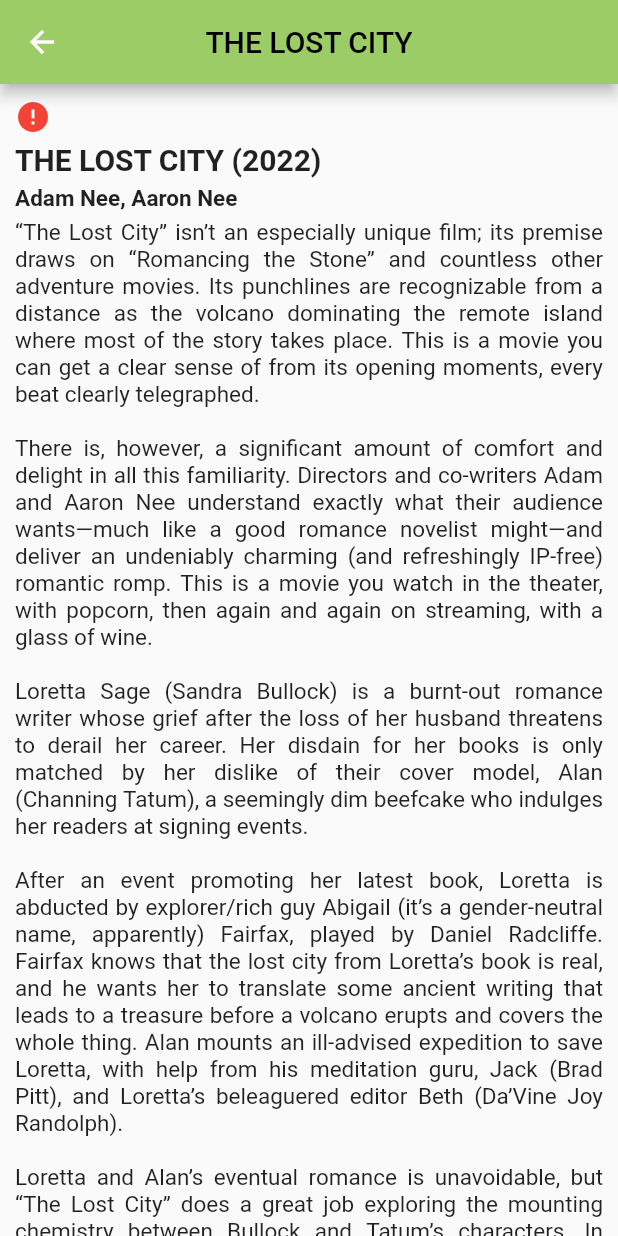
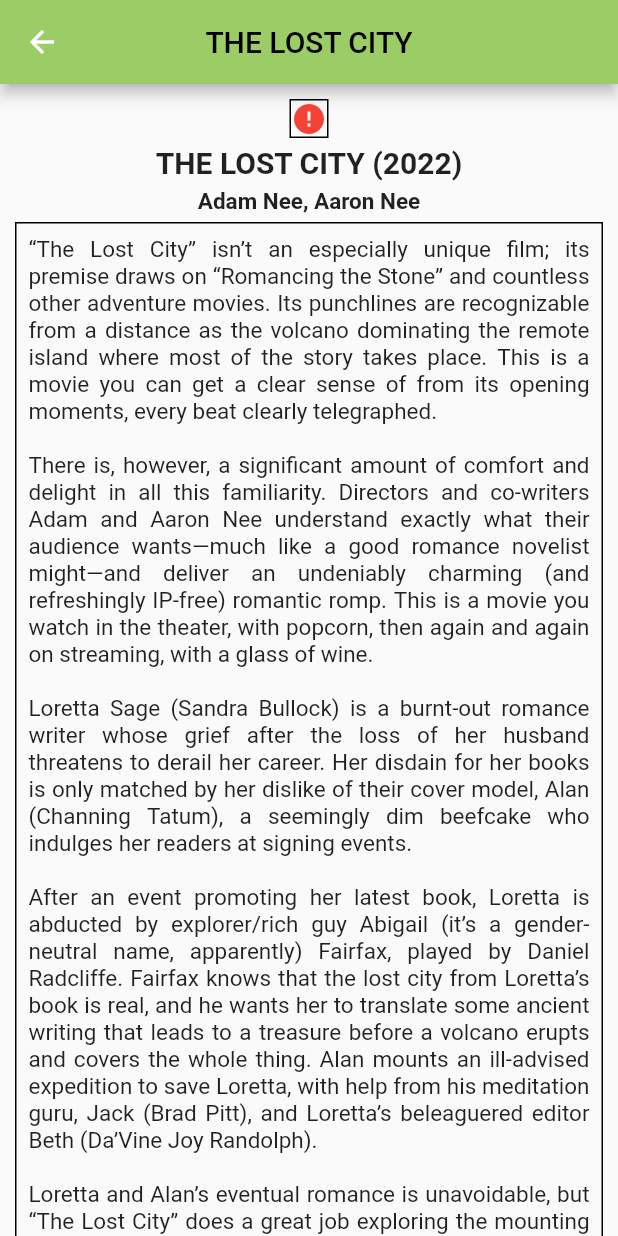
Before and after one commit to raisul1313/data_passing_asset_json, a Flutter app: the screen it shows after launch, after a tap on "THE LOST CITY", on a phone screen of 412 x 824 dp. Run offline on Flutter 3.47's test engine with Material 2 defaults, Android fonts, the phone set to English and light mode, and no system bars; drawn by our look-alikes of cached_network_image; network calls fail.

Commit message:
Modified Box added

```diff
--- a/lib/view/movie_details_page.dart
+++ b/lib/view/movie_details_page.dart
@@ -31,7 +31,12 @@ class MovieDetailsPage extends StatelessWidget {
             child: Column(
               crossAxisAlignment: CrossAxisAlignment.start,
               children: [
-                CachedNetworkImage(
+                Center(
+                  child: Container(
+                    decoration: BoxDecoration(
+                      border: Border.all(width: 1.0),
+                    ),
+                    child: CachedNetworkImage(
                       // height: 200,
                       // width: size.width,
                       fit: BoxFit.cover,
@@ -47,27 +52,41 @@ class MovieDetailsPage extends StatelessWidget {
                         );
                       },
                     ),
-                SizedBox(
-                  height: 5.0,
                   ),
-                Text(
-                  movie.movieName! + " (${movie.movieYear.toString()})",
-                  style: TextStyle(fontWeight: FontWeight.bold, fontSize: 20),
                 ),
                 SizedBox(
                   height: 5.0,
                 ),
-                Text(
-                  movie.movieDirector!,
-                  style: TextStyle(fontWeight: FontWeight.bold, fontSize: 15),
+                Center(
+                  child: Text(
+                    movie.movieName! + " (${movie.movieYear.toString()})",
+                    style: TextStyle(fontWeight: FontWeight.bold, fontSize: 20),
+                  ),
                 ),
                 SizedBox(
                   height: 5.0,
                 ),
-                Text(
+                Center(
+                  child: Text(
+                    movie.movieDirector!,
+                    style: TextStyle(fontWeight: FontWeight.bold, fontSize: 15),
+                  ),
+                ),
+                SizedBox(
+                  height: 5.0,
+                ),
+                Container(
+                  decoration: BoxDecoration(
+                    border: Border.all(),
+                  ),
+                  child: Padding(
+                    padding: const EdgeInsets.all(8.0),
+                    child: Text(
                       movie.movieDescription!,
                       style: TextStyle(fontSize: 15),
                       textAlign: TextAlign.justify,
+                    ),
+                  ),
                 ),
               ],
             ),
--- a/lib/view/movie_item.dart
+++ b/lib/view/movie_item.dart
@@ -27,6 +27,10 @@ class MovieItem extends StatelessWidget {
             children: [
               Expanded(
                   flex: 1,
+                  child: Container(
+                    decoration: BoxDecoration(
+                      border: Border.all(),
+                    ),
                     child: CachedNetworkImage(
                       fit: BoxFit.cover,
                       placeholder: (context, url) => SizedBox(
@@ -40,6 +44,7 @@ class MovieItem extends StatelessWidget {
                           color: Colors.red,
                         );
                       },
+                    ),
                   )),
               Expanded(
                 flex: 3,
@@ -63,15 +68,17 @@ class MovieItem extends StatelessWidget {
                       Row(
                         mainAxisAlignment: MainAxisAlignment.start,
                         children: [
-                          Text(movie.movieYear!.toString() + ","),
-                          SizedBox(
-                            width: 3,
-                          ),
-                          Text(
+                          Expanded(
+                              flex: 0,
+                              child: Text(movie.movieYear!.toString() + ",")),
+                          Expanded(
+                            flex: 1,
+                            child: Text(
                               movie.movieDirector!,
                               maxLines: 1,
                               overflow: TextOverflow.ellipsis,
                             ),
+                          )
                         ],
                       ),
                       SizedBox(
--- a/lib/view/movie_list_page.dart
+++ b/lib/view/movie_list_page.dart
@@ -51,14 +51,11 @@ class _MovieListPageState extends State<MovieListPage> {
         height: size.height,
         width: size.width,
         color: Colors.grey.shade200,
-        child: SingleChildScrollView(
-          child: Padding(
-            padding: const EdgeInsets.all(5.0),
         child: Column(
           children: [
-                ListView.builder(
+            Expanded(
+              child: ListView.builder(
                 itemCount: _movieCollection.length,
-                  physics: const NeverScrollableScrollPhysics(),
                 scrollDirection: Axis.vertical,
                 shrinkWrap: true,
                 itemBuilder: (BuildContext context, int index) {
@@ -68,9 +65,8 @@ class _MovieListPageState extends State<MovieListPage> {
                   );
                 },
               ),
+            ),
           ],
-            ),
-          ),
         ),
       ),
     );
```
Also changed, not shown: assets/json/movie_collections.json (+1 -1 lines). Lines whose indentation alone changed are shown as unchanged.
